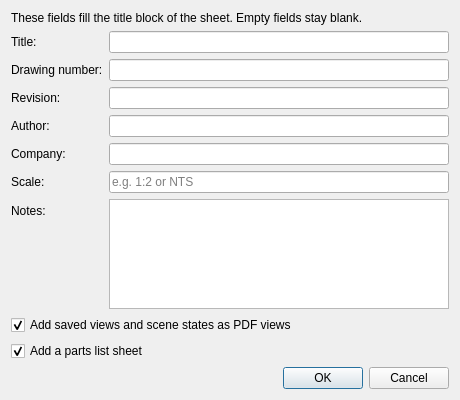
The window that ui/Pdf3D/Pdf3DExportDialog.ui (sharjith/ModelViewer-Qt) describes before a commit, drawn with Qt 5.
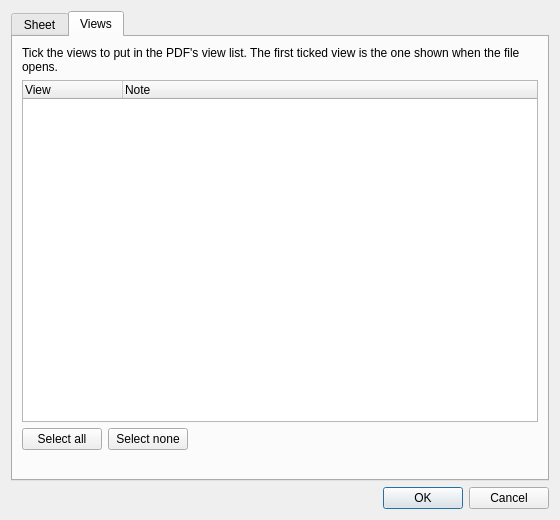
The same window after the commit. The open tabs and pages were chosen to show the change.

Commit message: 3D PDF: export dialog lists the document's views; multi-plane sections per plane

```diff
--- a/ui/Pdf3D/Pdf3DExportDialog.ui
+++ b/ui/Pdf3D/Pdf3DExportDialog.ui
@@ -6,8 +6,8 @@
    <rect>
     <x>0</x>
     <y>0</y>
-    <width>460</width>
-    <height>380</height>
+    <width>560</width>
+    <height>520</height>
    </rect>
   </property>
   <property name="windowTitle">
@@ -15,6 +15,16 @@
   </property>
   <layout class="QVBoxLayout" name="verticalLayout">
    <item>
+    <widget class="QTabWidget" name="tabWidget">
+     <property name="currentIndex">
+      <number>0</number>
+     </property>
+     <widget class="QWidget" name="sheetTab">
+      <attribute name="title">
+       <string>Sheet</string>
+      </attribute>
+      <layout class="QVBoxLayout" name="sheetLayout">
+       <item>
     <widget class="QLabel" name="introLabel">
      <property name="text">
       <string>These fields fill the title block of the sheet. Empty fields stay blank.</string>
@@ -105,33 +115,10 @@
          <height>110</height>
         </size>
        </property>
-       <property name="maximumSize">
-        <size>
-         <width>16777215</width>
-         <height>16777215</height>
-        </size>
-       </property>
       </widget>
      </item>
     </layout>
    </item>
-   <item>
-    <widget class="QCheckBox" name="savedViewsCheck">
-     <property name="toolTip">
-      <string>Adds your saved camera views, the cameras defined in the model
-and your saved scene states to the PDF's view list.
-A scene state also restores which parts were visible.
-When the model is exploded in the viewport, "Assembled" and
-"Exploded" views are added as well.</string>
-     </property>
-     <property name="text">
-      <string>Add saved views and scene states as PDF views</string>
-     </property>
-     <property name="checked">
-      <bool>true</bool>
-     </property>
-    </widget>
-   </item>
    <item>
     <widget class="QCheckBox" name="partsListCheck">
      <property name="toolTip">
@@ -158,6 +145,85 @@
       </size>
      </property>
     </spacer>
+       </item>
+      </layout>
+     </widget>
+     <widget class="QWidget" name="viewsTab">
+      <attribute name="title">
+       <string>Views</string>
+      </attribute>
+      <layout class="QVBoxLayout" name="viewsLayout">
+       <item>
+        <widget class="QLabel" name="viewsIntroLabel">
+         <property name="text">
+          <string>Tick the views to put in the PDF's view list. The first ticked view is the one shown when the file opens.</string>
+         </property>
+         <property name="wordWrap">
+          <bool>true</bool>
+         </property>
+        </widget>
+       </item>
+       <item>
+        <widget class="QTreeWidget" name="viewsTree">
+         <property name="rootIsDecorated">
+          <bool>true</bool>
+         </property>
+         <property name="uniformRowHeights">
+          <bool>true</bool>
+         </property>
+         <column>
+          <property name="text">
+           <string>View</string>
+          </property>
+         </column>
+         <column>
+          <property name="text">
+           <string>Note</string>
+          </property>
+         </column>
+        </widget>
+       </item>
+       <item>
+        <layout class="QHBoxLayout" name="viewsButtonsLayout">
+         <item>
+          <widget class="QPushButton" name="selectAllButton">
+           <property name="text">
+            <string>Select all</string>
+           </property>
+          </widget>
+         </item>
+         <item>
+          <widget class="QPushButton" name="selectNoneButton">
+           <property name="text">
+            <string>Select none</string>
+           </property>
+          </widget>
+         </item>
+         <item>
+          <spacer name="viewsButtonsSpacer">
+           <property name="orientation">
+            <enum>Qt::Horizontal</enum>
+           </property>
+           <property name="sizeHint" stdset="0">
+            <size>
+             <width>40</width>
+             <height>20</height>
+            </size>
+           </property>
+          </spacer>
+         </item>
+        </layout>
+       </item>
+       <item>
+        <widget class="QLabel" name="viewsInfoLabel">
+         <property name="wordWrap">
+          <bool>true</bool>
+         </property>
+        </widget>
+       </item>
+      </layout>
+     </widget>
+    </widget>
    </item>
    <item>
     <widget class="QDialogButtonBox" name="buttonBox">
```
Lines whose indentation alone changed are shown as unchanged. The commit also changes 10 other files.
